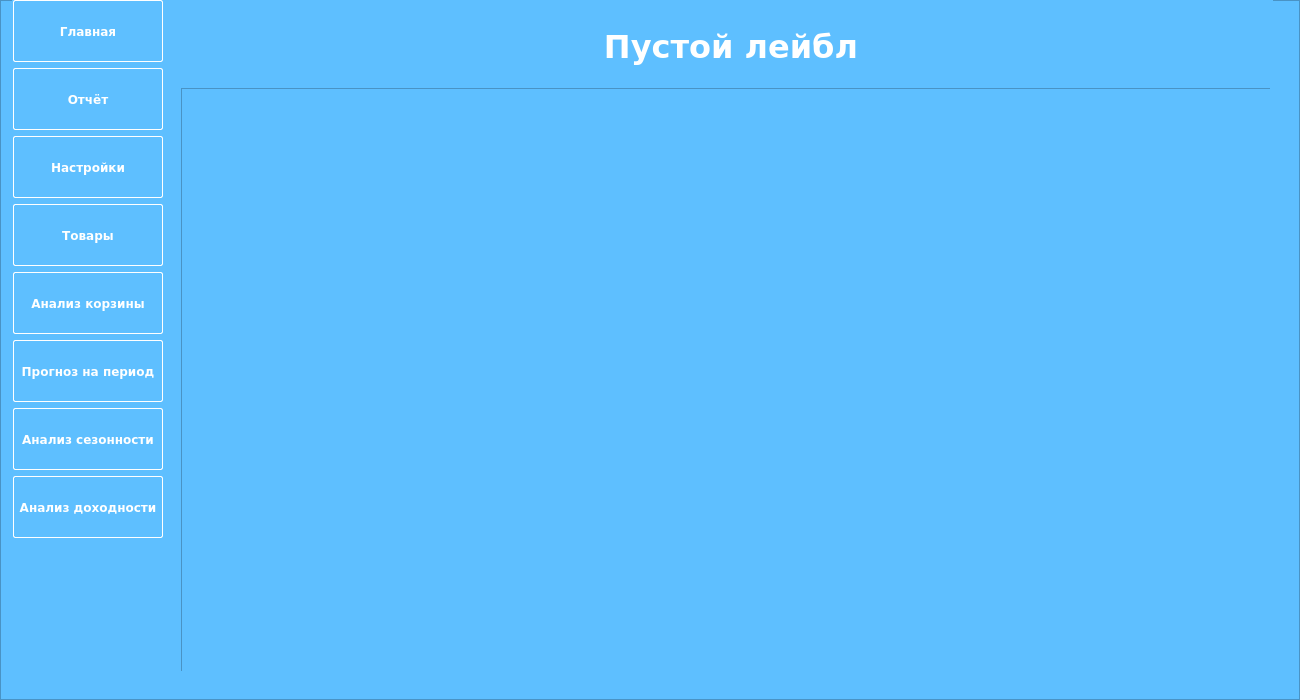
Before: the Qt Designer form design_dev.ui in miptivan/data_desktop, drawn with Qt 5.
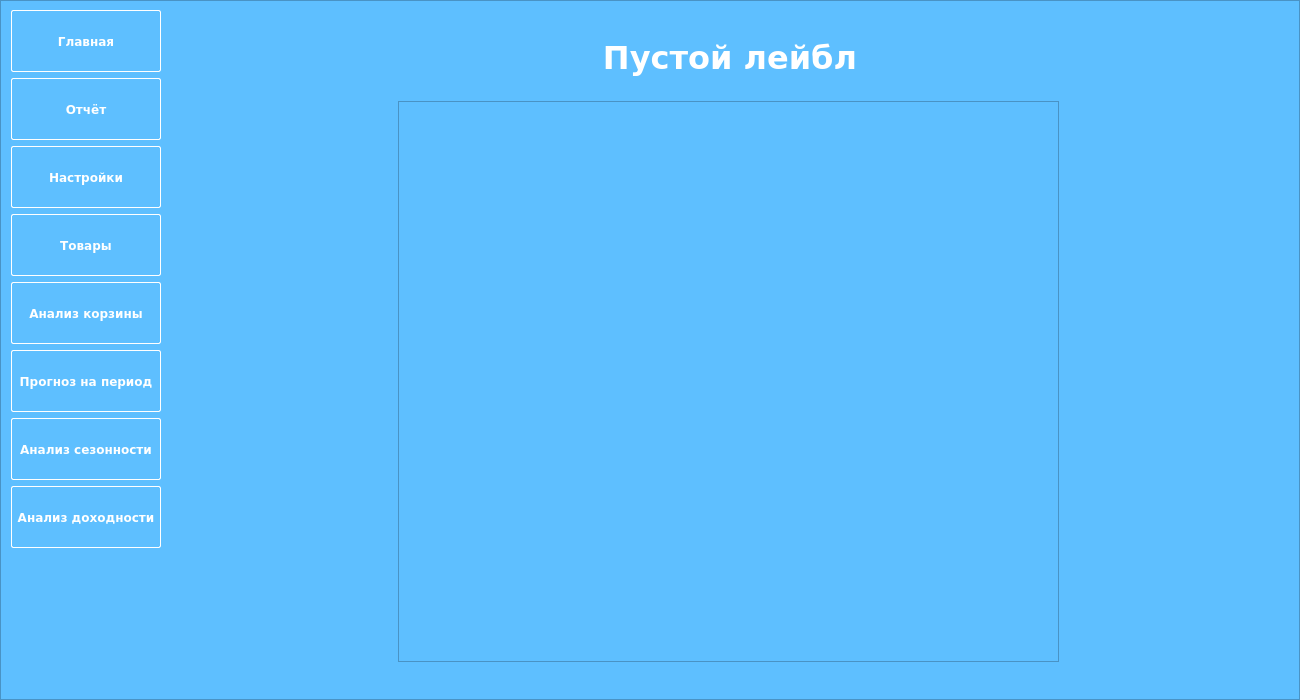
After: the same form once the commit is applied. The open tabs and pages were chosen to show the change. Custom widgets are drawn as their Qt base class.

```diff
--- a/design_dev.ui
+++ b/design_dev.ui
@@ -65,8 +65,8 @@
     <widget class="QWidget" name="">
      <property name="geometry">
       <rect>
-       <x>12</x>
-       <y>0</y>
+       <x>10</x>
+       <y>10</y>
        <width>1261</width>
        <height>672</height>
       </rect>
@@ -1901,18 +1901,15 @@
          </widget>
         </widget>
         <widget class="QWidget" name="abc_subpage">
-         <widget class="QWidget" name="">
-          <property name="geometry">
-           <rect>
-            <x>11</x>
-            <y>11</y>
-            <width>1102</width>
-            <height>661</height>
-           </rect>
-          </property>
-          <layout class="QVBoxLayout" name="verticalLayout_14">
-           <item>
             <widget class="QLabel" name="label_22">
+          <property name="geometry">
+           <rect>
+            <x>12</x>
+            <y>12</y>
+            <width>1100</width>
+            <height>70</height>
+           </rect>
+          </property>
              <property name="minimumSize">
               <size>
                <width>1100</width>
@@ -1940,9 +1937,21 @@
               <set>Qt::AlignCenter</set>
              </property>
             </widget>
-           </item>
-           <item>
             <widget class="QTableWidget" name="tableWidget_7">
+          <property name="geometry">
+           <rect>
+            <x>230</x>
+            <y>90</y>
+            <width>661</width>
+            <height>561</height>
+           </rect>
+          </property>
+          <property name="maximumSize">
+           <size>
+            <width>1100</width>
+            <height>16777215</height>
+           </size>
+          </property>
              <property name="styleSheet">
               <string notr="true">QHeaderView::section {
 background-color: rgb(94, 191, 255);
@@ -1950,9 +1959,6 @@
 height: 32px;
 }</string>
              </property>
-            </widget>
-           </item>
-          </layout>
          </widget>
         </widget>
        </widget>
```
Left out of the diff: 2 changed lines with no effect on the pictures. Lines whose indentation alone changed are shown as unchanged.
